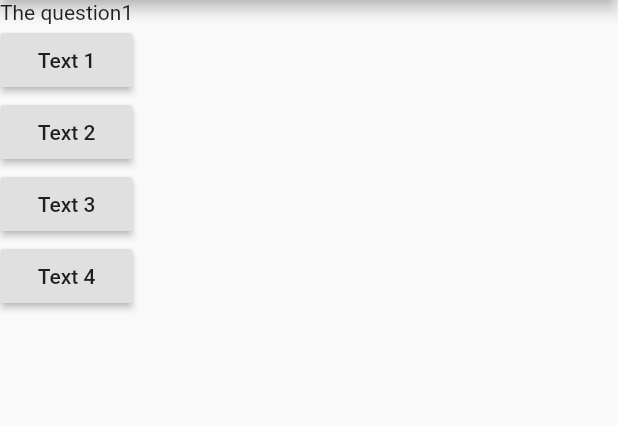
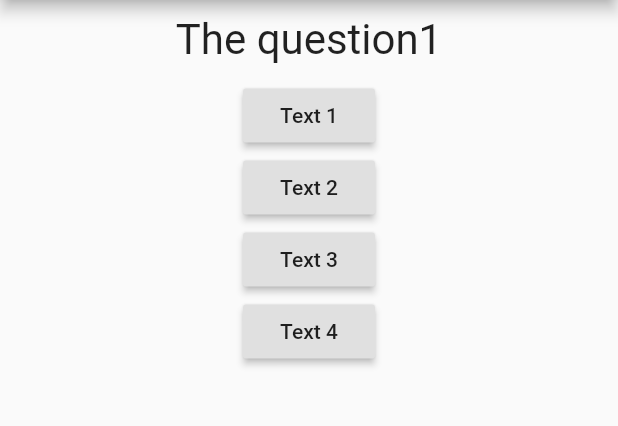
Before and after one commit to zoeszhen/first_flutter, a Flutter app: the screen it shows after launch, on a phone screen of 412 x 824 dp, the part 84-510 px from its top. Run offline on Flutter 3.47's test engine with Material 2 defaults, Android fonts, the phone set to English and light mode, and no system bars.

Commit message:
feat(question.dart): separate the main.dart

```diff
--- a/lib/main.dart
+++ b/lib/main.dart
@@ -1,4 +1,5 @@
 import 'package:flutter/material.dart';
+import './question.dart';
 
 void main() {
   runApp(MyApp());
@@ -28,7 +29,7 @@ class _MyAppState extends State<MyApp> {
         ),
         body: Column(
           children: [
-            Text(questions.elementAt(_questionIndex)),
+            Question(questions.elementAt(_questionIndex)),
             RaisedButton(child: Text('Text 1'), onPressed: _updateIndex),
             RaisedButton(child: Text('Text 2'), onPressed: _updateIndex),
             RaisedButton(child: Text('Text 3'), onPressed: _updateIndex),
--- /dev/null
+++ b/lib/question.dart
@@ -0,0 +1,20 @@
+import 'package:flutter/material.dart';
+import 'package:flutter/semantics.dart';
+
+class Question extends StatelessWidget {
+  final String questionText;
+  Question(this.questionText);
+
+  @override
+  Widget build(BuildContext context) {
+    return Container(
+      width: double.infinity,
+      margin: EdgeInsets.all(10),
+      child: Text(
+        questionText,
+        style: TextStyle(fontSize: 28),
+        textAlign: TextAlign.center,
+      ),
+    );
+  }
+}
```
